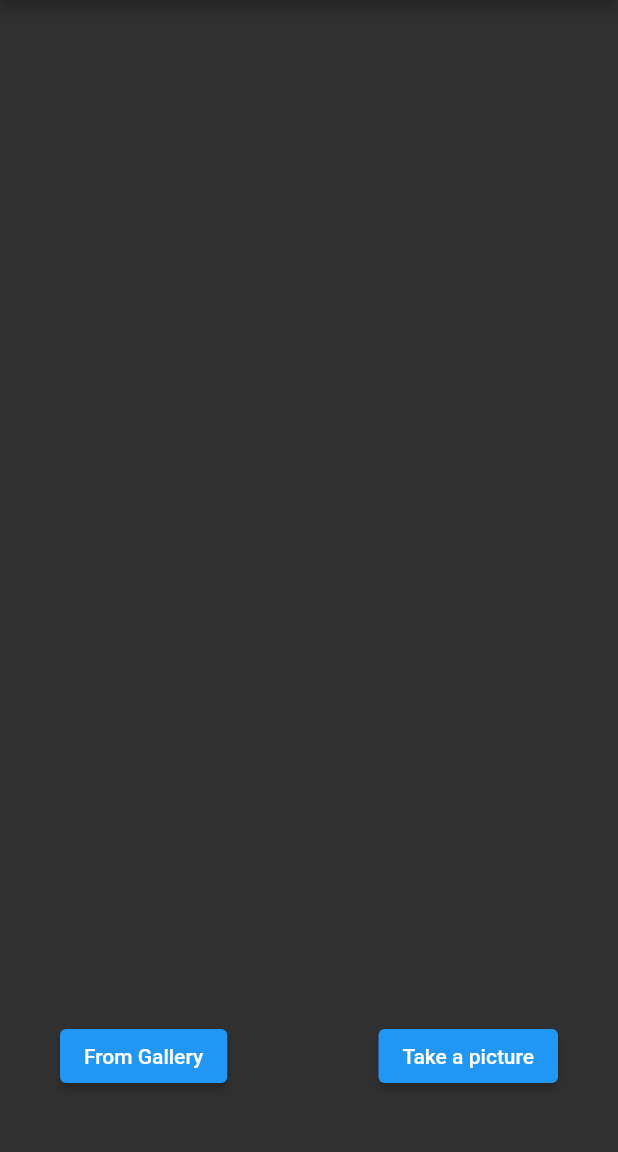
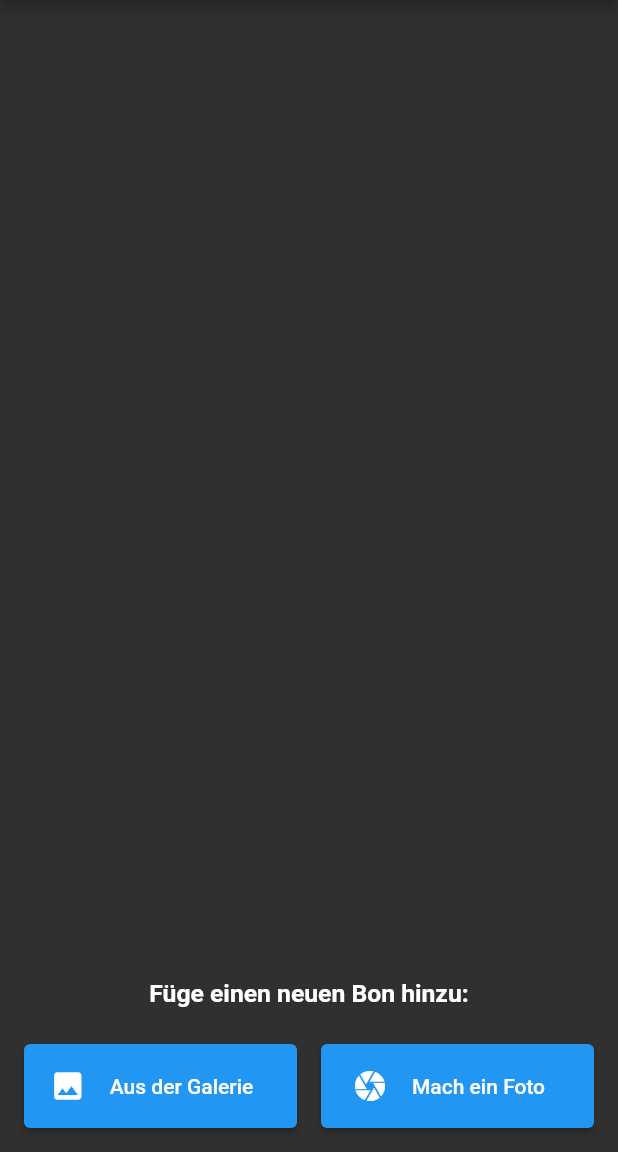
Before and after one commit to DavidCredo/bonkers, a Flutter app: the screen it shows once a user with an empty profile is signed in, after a tap on the "light mode" icon, on a phone screen of 412 x 824 dp, the part 84-1236 px from its top. Run offline on Flutter 3.47's test engine with Material 2 defaults, Android fonts, the phone set to English and light mode, and no system bars; our stand-ins replace cloud_firestore, firebase_auth, firebase_core, flutter_image_compress, flutter_riverpod, image_picker; missing offline and left inert: exif, flutter_material_color_picker, google_mlkit_commons, google_mlkit_text_recognition, touchable; accounts and stored records are empty.

Commit message:
Button Layout

```diff
--- a/lib/views/home.dart
+++ b/lib/views/home.dart
@@ -22,7 +22,6 @@ class _HomeViewState extends ConsumerState<HomeView> {
     _imagePicker = ImagePicker();
     super.initState();
   }
-
 
   @override
   Widget build(BuildContext context) {
@@ -49,24 +48,47 @@ class _HomeViewState extends ConsumerState<HomeView> {
           title: Wrap(
               children: const [Icon(Icons.receipt_long), Text(' Bonkers')]),
         ),
-        body: Stack(children: <Widget>[
-          const AllBonsOverviewList(),
-          Stack(fit: StackFit.expand, children: [
-            Positioned(
-                left: 40,
-                bottom: 40,
-                child: ElevatedButton(
-                  child: const Text('From Gallery'),
+        body: Column(children: <Widget>[
+          const Expanded(child: AllBonsOverviewList()),
+          Padding(
+            padding: const EdgeInsets.all(8.0),
+            child: Text(
+              "Füge einen neuen Bon hinzu:",
+              textAlign: TextAlign.start,
+              style: TextStyle(
+                  fontWeight: FontWeight.bold,
+                  fontSize: MediaQuery.of(context).size.width * 0.04),
+            ),
+          ),
+          Padding(
+            padding: const EdgeInsets.all(8),
+            child: Row(children: [
+              Expanded(
+                  child: Padding(
+                padding: const EdgeInsets.all(8.0),
+                child: ElevatedButton.icon(
+                  icon: const Icon(Icons.image),
+                  label: const Padding(
+                    padding: EdgeInsets.fromLTRB(8.0, 20.0, 8, 20),
+                    child: Text('Aus der Galerie'),
+                  ),
                   onPressed: () => _getImage(ImageSource.gallery),
-                )),
-            Positioned(
-                right: 40,
-                bottom: 40,
-                child: ElevatedButton(
-                  child: const Text('Take a picture'),
+                ),
+              )),
+              Expanded(
+                  child: Padding(
+                padding: const EdgeInsets.all(8.0),
+                child: ElevatedButton.icon(
+                  icon: const Icon(Icons.camera),
+                  label: const Padding(
+                    padding: EdgeInsets.fromLTRB(8.0, 20, 8, 20),
+                    child: Text('Mach ein Foto'),
+                  ),
                   onPressed: () => _getImage(ImageSource.camera),
-                ))
-          ])
+                ),
+              ))
+            ]),
+          )
         ]),
       ),
     );
--- a/lib/views/login.dart
+++ b/lib/views/login.dart
@@ -62,13 +62,17 @@ class _LoginState extends State<Login> {
                             hintText: "Password",
                             prefixIcon: Icon(Icons.password)),
                         obscureText: true),
-                    Padding(
-                      padding: const EdgeInsets.fromLTRB(16, 16, 16, 0),
+                    Row(
+                      children: [
+                        Expanded(
+                          child: Padding(
+                            padding: const EdgeInsets.fromLTRB(48, 16, 48, 0),
                             child: ElevatedButton(
                               onPressed: () async {
                                 // Validate returns true if the form is valid, or false otherwise.
                                 if (_loginFormKey.currentState!.validate()) {
-                            dynamic result = await _auth.signInEmailPassword(
+                                  dynamic result =
+                                      await _auth.signInEmailPassword(
                                           _emailController.text,
                                           _passwordController.text);
                                   if (result.uid == null) {
@@ -82,8 +86,14 @@ class _LoginState extends State<Login> {
                                   }
                                 }
                               },
-                        child: const Text('Login'),
+                              child: const Padding(
+                                padding: EdgeInsets.all(12.0),
+                                child: Text('Login'),
                               ),
+                            ),
+                          ),
+                        ),
+                      ],
                     ),
                     TextButton(
                         onPressed: () {
--- a/lib/views/register.dart
+++ b/lib/views/register.dart
@@ -83,19 +83,25 @@ class _RegisterState extends ConsumerState<Register> {
                       prefixIcon: Icon(Icons.password)),
                   obscureText: true,
                 ),
-                Padding(
-                  padding: const EdgeInsets.fromLTRB(16, 16, 16, 0),
+                Row(
+                  children: [
+                    Expanded(
+                      child: Padding(
+                        padding: const EdgeInsets.fromLTRB(48, 16, 48, 0),
                         child: ElevatedButton(
                           onPressed: () async {
                             if (_registerFormKey.currentState!.validate()) {
-                        dynamic result = await _auth.registerEmailPassword(
-                            _emailController.text, _passwordController.text);
+                              dynamic result =
+                                  await _auth.registerEmailPassword(
+                                      _emailController.text,
+                                      _passwordController.text);
 
                               if (result.uid == null) {
                                 showDialog(
                                     context: context,
                                     builder: (context) {
-                                return AlertDialog(content: Text(result.code));
+                                      return AlertDialog(
+                                          content: Text(result.code));
                                     });
                               } else {
                                 AuthenticatedUser user = AuthenticatedUser(
@@ -108,8 +114,14 @@ class _RegisterState extends ConsumerState<Register> {
                               }
                             }
                           },
-                    child: const Text('Register'),
+                          child: const Padding(
+                            padding: EdgeInsets.all(12.0),
+                            child: Text('Register'),
                           ),
+                        ),
+                      ),
+                    ),
+                  ],
                 ),
                 TextButton(
                     onPressed: () {
```
Lines whose indentation alone changed are shown as unchanged.
